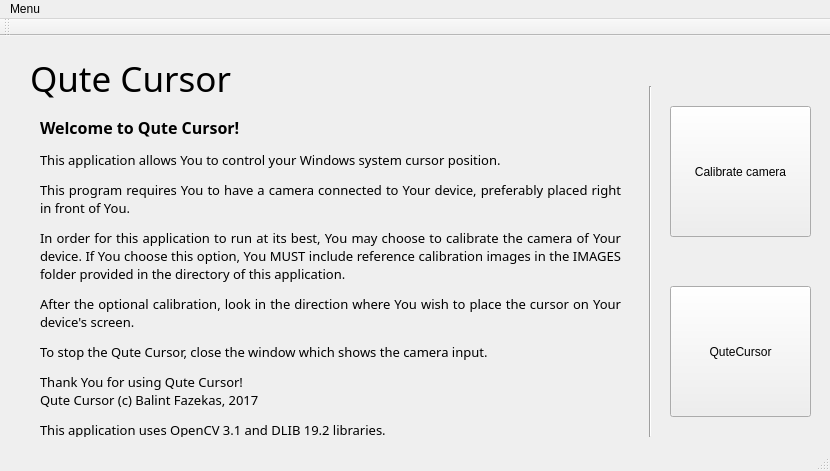
Qt form qutecursor.ui (Woaf/QuteCursor) before a commit.
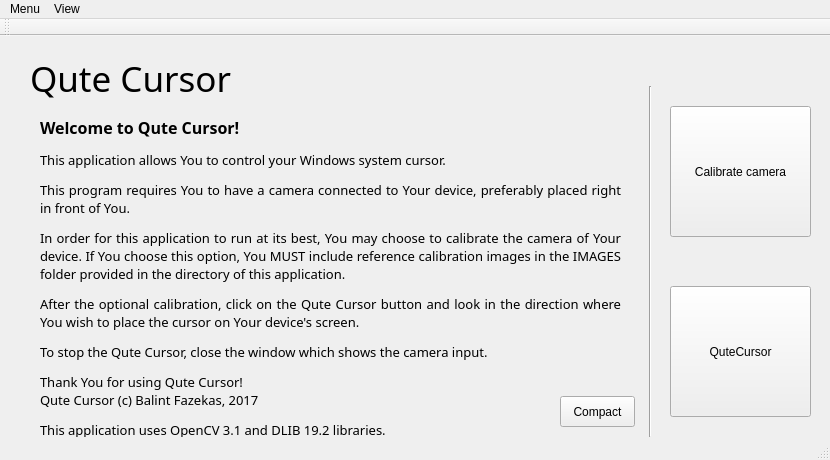
The same form after that commit.

Patch:
```diff
--- a/qutecursor.ui
+++ b/qutecursor.ui
@@ -7,7 +7,7 @@
     <x>0</x>
     <y>0</y>
     <width>830</width>
-    <height>471</height>
+    <height>460</height>
    </rect>
   </property>
   <property name="windowTitle">
@@ -107,10 +107,10 @@
 p, li { white-space: pre-wrap; }
 &lt;/style&gt;&lt;/head&gt;&lt;body style=&quot; font-family:'Microsoft JhengHei Light'; font-size:8pt; font-weight:400; font-style:normal;&quot;&gt;
 &lt;p align=&quot;justify&quot; style=&quot; margin-top:12px; margin-bottom:12px; margin-left:0px; margin-right:0px; -qt-block-indent:0; text-indent:0px;&quot;&gt;&lt;span style=&quot; font-size:12pt; font-weight:600; color:#000000;&quot;&gt;Welcome to Qute Cursor!&lt;/span&gt;&lt;/p&gt;
-&lt;p align=&quot;justify&quot; style=&quot; margin-top:12px; margin-bottom:12px; margin-left:0px; margin-right:0px; -qt-block-indent:0; text-indent:0px;&quot;&gt;&lt;span style=&quot; font-size:10pt; color:#000000;&quot;&gt;This application allows You to control your Windows system cursor position.&lt;/span&gt;&lt;/p&gt;
+&lt;p align=&quot;justify&quot; style=&quot; margin-top:12px; margin-bottom:12px; margin-left:0px; margin-right:0px; -qt-block-indent:0; text-indent:0px;&quot;&gt;&lt;span style=&quot; font-size:10pt; color:#000000;&quot;&gt;This application allows You to control your Windows system cursor.&lt;/span&gt;&lt;/p&gt;
 &lt;p align=&quot;justify&quot; style=&quot; margin-top:12px; margin-bottom:12px; margin-left:0px; margin-right:0px; -qt-block-indent:0; text-indent:0px;&quot;&gt;&lt;span style=&quot; font-size:10pt; color:#000000;&quot;&gt;This program requires You to have a camera connected to Your device, preferably placed right in front of You.&lt;/span&gt;&lt;/p&gt;
 &lt;p align=&quot;justify&quot; style=&quot; margin-top:12px; margin-bottom:12px; margin-left:0px; margin-right:0px; -qt-block-indent:0; text-indent:0px;&quot;&gt;&lt;span style=&quot; font-size:10pt; color:#000000;&quot;&gt;In order for this application to run at its best, You may choose to calibrate the camera of Your device. If You choose this option, You MUST include reference calibration images in the IMAGES folder provided in the directory of this application.&lt;/span&gt;&lt;/p&gt;
-&lt;p align=&quot;justify&quot; style=&quot; margin-top:12px; margin-bottom:12px; margin-left:0px; margin-right:0px; -qt-block-indent:0; text-indent:0px;&quot;&gt;&lt;span style=&quot; font-size:10pt; color:#000000;&quot;&gt;After the optional calibration, look in the direction where You wish to place the cursor on Your device's screen.&lt;/span&gt;&lt;/p&gt;
+&lt;p align=&quot;justify&quot; style=&quot; margin-top:12px; margin-bottom:12px; margin-left:0px; margin-right:0px; -qt-block-indent:0; text-indent:0px;&quot;&gt;&lt;span style=&quot; font-size:10pt; color:#000000;&quot;&gt;After the optional calibration, click on the Qute Cursor button and look in the direction where You wish to place the cursor on Your device's screen.&lt;/span&gt;&lt;/p&gt;
 &lt;p align=&quot;justify&quot; style=&quot; margin-top:12px; margin-bottom:12px; margin-left:0px; margin-right:0px; -qt-block-indent:0; text-indent:0px;&quot;&gt;&lt;span style=&quot; font-size:10pt; color:#000000;&quot;&gt;To stop the Qute Cursor, close the window which shows the camera input.&lt;/span&gt;&lt;/p&gt;
 &lt;p align=&quot;justify&quot; style=&quot; margin-top:12px; margin-bottom:12px; margin-left:0px; margin-right:0px; -qt-block-indent:0; text-indent:0px;&quot;&gt;&lt;span style=&quot; font-size:10pt; color:#000000;&quot;&gt;Thank You for using Qute Cursor!&lt;/span&gt;&lt;br /&gt;&lt;span style=&quot; font-size:10pt; color:#000000;&quot;&gt;Qute Cursor (c) Balint Fazekas, 2017&lt;/span&gt;&lt;/p&gt;
 &lt;p style=&quot; margin-top:0px; margin-bottom:0px; margin-left:0px; margin-right:0px; -qt-block-indent:0; text-indent:0px;&quot;&gt;&lt;span style=&quot; font-size:10pt; color:#000000;&quot;&gt;This application uses OpenCV 3.1 and DLIB 19.2 libraries.&lt;/span&gt;&lt;/p&gt;&lt;/body&gt;&lt;/html&gt;</string>
@@ -122,6 +122,19 @@
      <bool>true</bool>
     </property>
    </widget>
+   <widget class="QPushButton" name="pushButton">
+    <property name="geometry">
+     <rect>
+      <x>560</x>
+      <y>360</y>
+      <width>75</width>
+      <height>31</height>
+     </rect>
+    </property>
+    <property name="text">
+     <string>Compact</string>
+    </property>
+   </widget>
   </widget>
   <widget class="QMenuBar" name="menuBar">
    <property name="geometry">
@@ -141,7 +154,14 @@
     <addaction name="separator"/>
     <addaction name="actionQuit"/>
    </widget>
+   <widget class="QMenu" name="menuView">
+    <property name="title">
+     <string>View</string>
+    </property>
+    <addaction name="actionCompact_View"/>
+   </widget>
    <addaction name="menuMenu"/>
+   <addaction name="menuView"/>
   </widget>
   <widget class="QToolBar" name="mainToolBar">
    <attribute name="toolBarArea">
```
Left out of the diff: 8 changed lines with no effect on the pictures.
